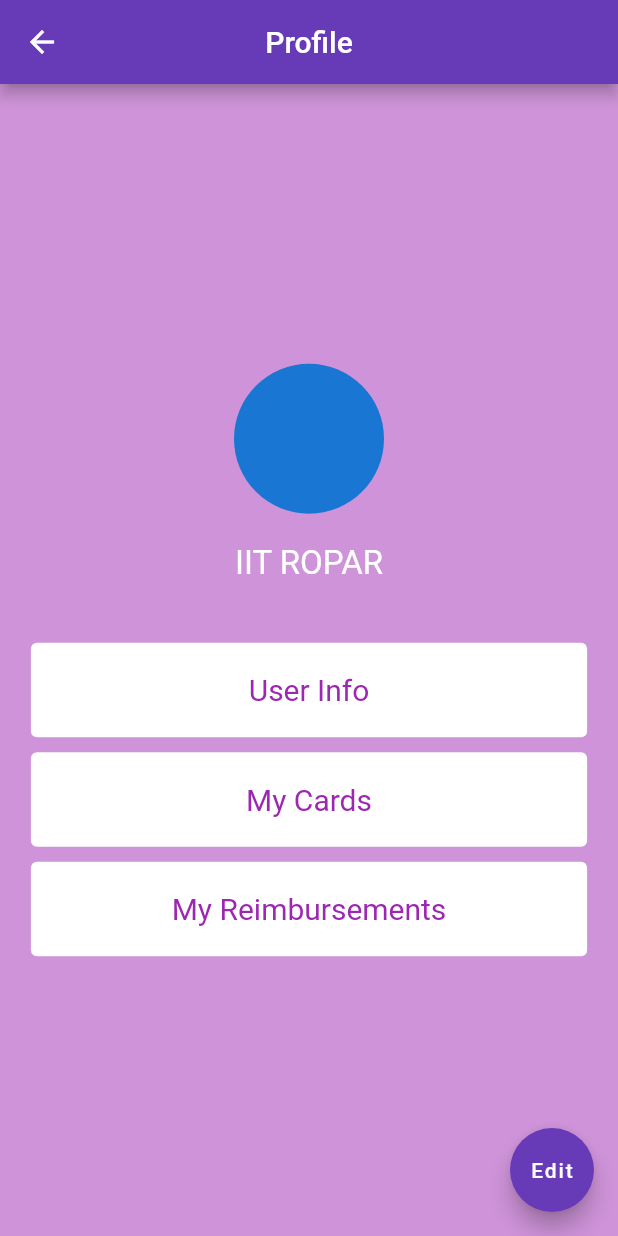
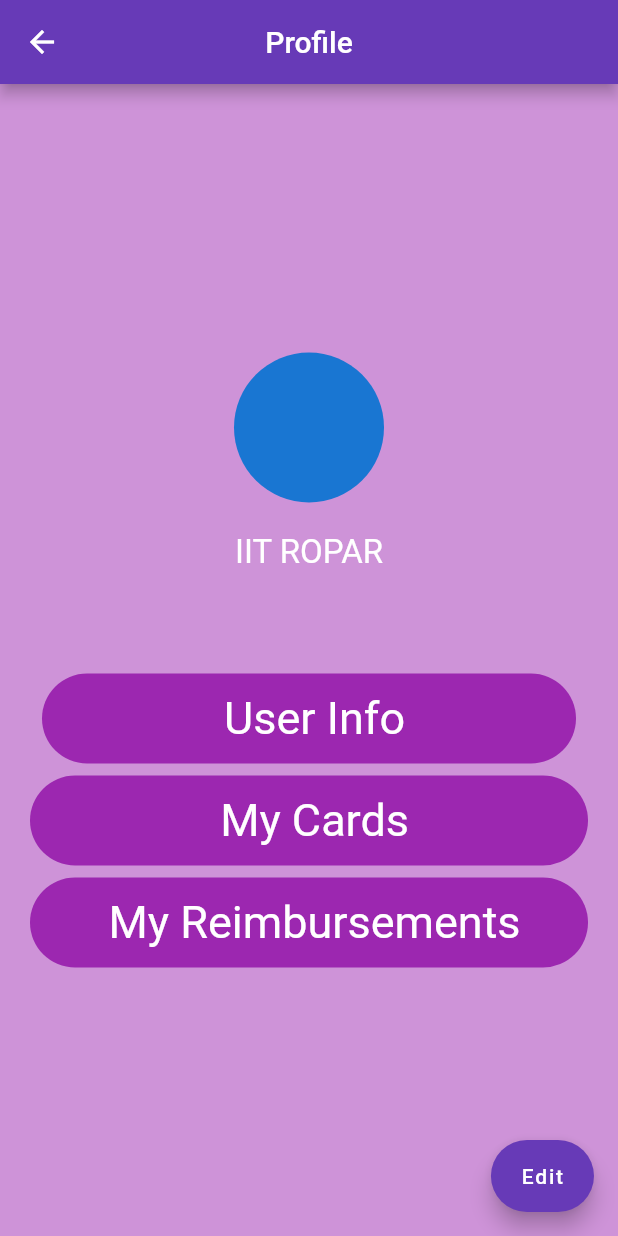
Before and after one commit to mrshinde/Reimbursify, a Flutter app: the screen it shows after launch, after a tap on "Profile", on a phone screen of 412 x 824 dp. Run offline on Flutter 3.47's test engine with Material 2 defaults, Android fonts, the phone set to English and light mode, and no system bars; our stand-ins replace date_time_picker, file_picker, open_file, pdf, share, shared_preferences and 1 more; missing offline and left inert: currency_picker, flutter_simple_dependency_injection, syncfusion_flutter_pdf, syncfusion_flutter_xlsio; accounts and stored records are empty; statements that could not run were skipped.

Commit message:
updated profile

```diff
--- a/lib/Home/profile.dart
+++ b/lib/Home/profile.dart
@@ -21,14 +21,14 @@
   Widget build(BuildContext context) {
     return MaterialApp(
       home: Scaffold(
-        floatingActionButton: FloatingActionButton(
+        floatingActionButton: FloatingActionButton.extended(
           onPressed: () {
             Navigator.push(
               context,
               MaterialPageRoute(builder: (context) => Signup()),
             );
           },
-          child: Text("Edit"),
+          label: Text("Edit"),
           backgroundColor: Colors.deepPurple,
         ),
         appBar: AppBar(
@@ -87,77 +87,84 @@
                         SizedBox(
                           height: 40.0,
                         ),
-                        FractionallySizedBox(
-                          widthFactor: 0.9,
-                          child: TextButton(
-                            //color: Colors.white,
-                            //padding: EdgeInsets.all(20.0),
-                            onPressed: () {
+                        InkWell(
+                          onTap: () {
                             Navigator.push(
                               context,
                               MaterialPageRoute(
                                   builder: (context) => userinfo()),
                             );
                           },
-                            child: Text("User Info"),
-                            style: TextButton.styleFrom(
-                              textStyle: TextStyle(fontSize: 20.0),
-                              primary: Colors.purple,
-                              backgroundColor: Colors.white,
-                              onSurface: Colors.grey,
-                              padding: EdgeInsets.all(20.0),
+                          child: Padding(
+                            padding: const EdgeInsets.fromLTRB(20.0, 20, 20, 0),
+                            child: Container(
+                                height: 60,
+                                margin: EdgeInsets.all(8),
+                                padding: EdgeInsets.all(8),
+                                width: MediaQuery.of(context).size.width,
+                                decoration: BoxDecoration(
+                                  borderRadius: BorderRadius.circular(40),
+                                  color: Colors.purple,
+                                ),
+                                child: Center(
+                                    child: Text(
+                                  ' User Info',
+                                  style: TextStyle(
+                                      fontSize: 30, color: Colors.white),
+                                ))),
                           ),
                         ),
-                        ),
-                        SizedBox(
-                          height: 10.0,
-                        ),
-                        FractionallySizedBox(
-                          widthFactor: 0.9,
-                          child: TextButton(
-                            //color: Colors.white,
-                            //padding: EdgeInsets.all(20.0),
-                            onPressed: () {
+                        InkWell(
+                          onTap: () {
                             Navigator.push(
                               context,
                               MaterialPageRoute(
                                   builder: (context) => Mycards()),
                             );
                           },
-                            child: Text("My Cards"),
-                            style: TextButton.styleFrom(
-                              textStyle: TextStyle(fontSize: 20.0),
-                              primary: Colors.purple,
-                              backgroundColor: Colors.white,
-                              onSurface: Colors.grey,
-                              padding: EdgeInsets.all(20.0),
+                          child: Padding(
+                            padding: const EdgeInsets.fromLTRB(20.0, 0, 20, 8),
+                            child: Container(
+                                height: 60,
+                                // margin: EdgeInsets.all(8),
+                                padding: EdgeInsets.all(8),
+                                width: MediaQuery.of(context).size.width,
+                                decoration: BoxDecoration(
+                                  borderRadius: BorderRadius.circular(40),
+                                  color: Colors.purple,
+                                ),
+                                child: Center(
+                                    child: Text(
+                                  ' My Cards',
+                                  style: TextStyle(
+                                      fontSize: 30, color: Colors.white),
+                                ))),
                           ),
                         ),
-                        ),
-                        SizedBox(
-                          height: 10.0,
-                        ),
-
-                        FractionallySizedBox(
-                          widthFactor: 0.9,
-                          child: TextButton(
-                            //color: Colors.white,
-                            //padding: EdgeInsets.all(20.0),
-                            onPressed: () {
+                        InkWell(
+                          onTap: () {
                             Navigator.push(
                               context,
-                                MaterialPageRoute(
-                                    builder: (context) => Forms()),
+                              MaterialPageRoute(builder: (context) => Forms()),
                             );
                           },
-                            child: Text("My Reimbursements"),
-                            style: TextButton.styleFrom(
-                              textStyle: TextStyle(fontSize: 20.0),
-                              primary: Colors.purple,
-                              backgroundColor: Colors.white,
-                              onSurface: Colors.grey,
-                              padding: EdgeInsets.all(20.0),
+                          child: Padding(
+                            padding: const EdgeInsets.fromLTRB(20, 0, 20, 0),
+                            child: Container(
+                                height: 60,
+                                // margin: EdgeInsets.all(8),
+                                padding: EdgeInsets.all(8),
+                                width: MediaQuery.of(context).size.width,
+                                decoration: BoxDecoration(
+                                  borderRadius: BorderRadius.circular(40),
+                                  color: Colors.purple,
                                 ),
+                                child: Center(
+                                    child: Text(
+                                  ' My Reimbursements',
+                                  style: TextStyle(
+                                      fontSize: 30, color: Colors.white),
+                                ))),
                           ),
                         ),
                       ],
```
Lines whose indentation alone changed are shown as unchanged.
